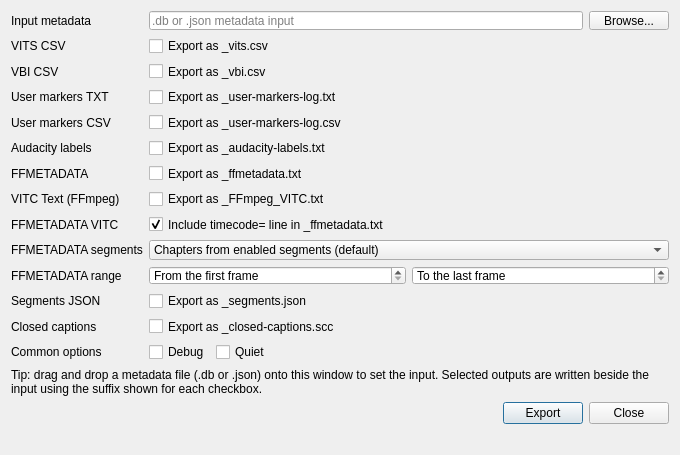
The window that src/tbc-export-metadata/metadataexportdialog.ui (GDH-Technologies/tbc-tools) describes before a commit, drawn with Qt 5.
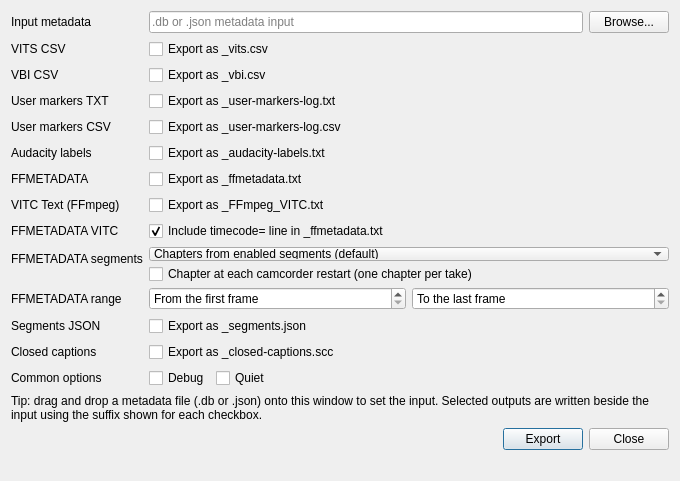
The same window after the commit.

Commit message: feat(tbc-segments): camcorder restart marks, optional splits and restart chapters [fork-only]

The edit to the form file:
```diff
--- a/src/tbc-export-metadata/metadataexportdialog.ui
+++ b/src/tbc-export-metadata/metadataexportdialog.ui
@@ -179,6 +179,8 @@
       </widget>
      </item>
      <item row="9" column="1">
+      <layout class="QVBoxLayout" name="ffmetadataSegmentsLayout">
+       <item>
       <widget class="QComboBox" name="ffmetadataSegmentsComboBox">
        <item>
         <property name="text">
@@ -196,6 +198,15 @@
         </property>
        </item>
       </widget>
+       </item>
+       <item>
+        <widget class="QCheckBox" name="ffmetadataRestartChaptersCheckBox">
+         <property name="text">
+          <string>Chapter at each camcorder restart (one chapter per take)</string>
+         </property>
+        </widget>
+       </item>
+      </layout>
      </item>
      <item row="10" column="0">
       <widget class="QLabel" name="ffmetadataRangeLabel">
```
Lines whose indentation alone changed are shown as unchanged. The commit also changes 46 other files.
